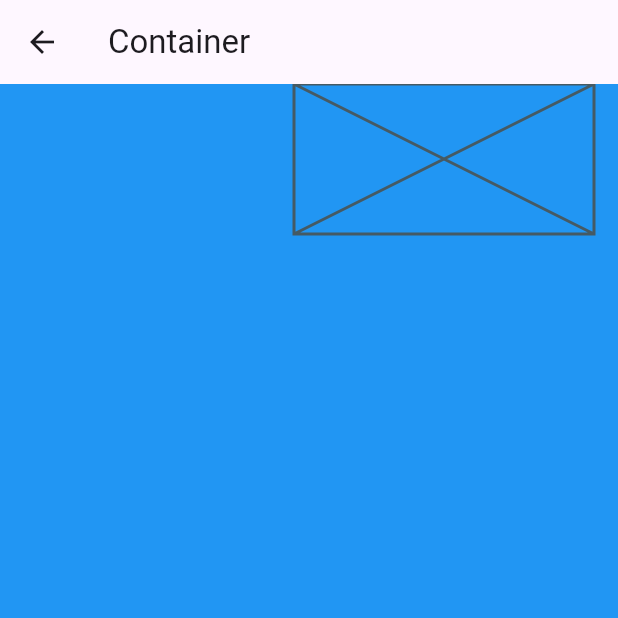
After one commit to minlwin/open-flutter-202409, a Flutter app: the ContainerView screen opened by its route, on a phone screen of 412 x 824 dp, the top half of it. The commit adds this screen. Run offline on Flutter 3.47's test engine with Material 3 defaults, Android fonts, the phone set to English and light mode, and no system bars.

Commit message:
Update Container Demo

```diff
--- a/2_layouts/ep01_basic_single_child/lib/main.dart
+++ b/2_layouts/ep01_basic_single_child/lib/main.dart
@@ -1,5 +1,7 @@
 import 'package:ep01_basic_single_child/views/alignment.view.dart';
+import 'package:ep01_basic_single_child/views/container.view.dart';
 import 'package:ep01_basic_single_child/views/home.view.dart';
+import 'package:ep01_basic_single_child/views/padding.view.dart';
 import 'package:flutter/material.dart';
 
 void main(List<String> args) {
@@ -16,6 +18,8 @@ class SingleChildApp extends StatelessWidget {
       routes: {
         "/": (_) => const HomeView(),
         "/alighment": (_) => const AlignmentView(),
+        "/padding": (_) => const PaddingView(),
+        "/container": (_) => const ContainerView(),
       },
       initialRoute: "/",
     );
--- /dev/null
+++ b/2_layouts/ep01_basic_single_child/lib/views/container.view.dart
@@ -0,0 +1,24 @@
+import 'package:flutter/material.dart';
+
+class ContainerView extends StatelessWidget {
+  const ContainerView({super.key});
+
+  @override
+  Widget build(BuildContext context) {
+    return Scaffold(
+      appBar: AppBar(
+        title: const Text("Container"),
+      ),
+      body: Container(
+        alignment: Alignment.topRight,
+        padding: const EdgeInsets.only(right: 16),
+        decoration: const BoxDecoration(color: Colors.blue),
+        child: const SizedBox(
+          width: 200,
+          height: 100,
+          child: Placeholder(),
+        ),
+      ),
+    );
+  }
+}
```
Also changed, not shown: 2_layouts/ep01_basic_single_child/lib/views/home.view.dart (+6 -4 lines), 2_layouts/ep01_basic_single_child/lib/views/padding.view.dart (added, +16 -0 lines).
